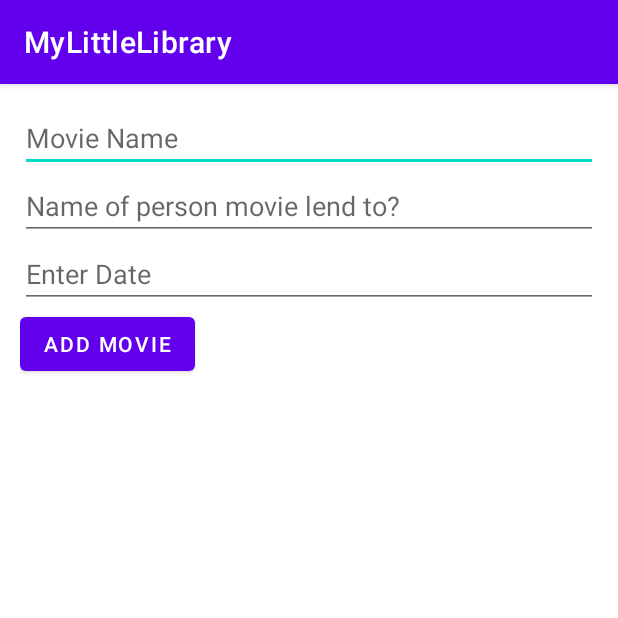
After one commit to brennerdanae/MyLittleLibrary, an Android app: the AddMovieActivity screen opened directly, with no data from a screen before it, on a phone screen of 412 x 824 dp, the top half of it. The commit adds this screen. Run offline under Robolectric (Android 15) with nearby library versions, the phone set to English and light mode, and no system bars; 2 statements that could not run were skipped.

Commit message:
Added Add Movie and Add Dvd Functionality

```diff
--- a/app/src/main/AndroidManifest.xml
+++ b/app/src/main/AndroidManifest.xml
@@ -13,6 +13,12 @@
         android:supportsRtl="true"
         android:theme="@style/Theme.MyLittleLibrary"
         android:usesCleartextTraffic="true">
+        <activity
+            android:name=".ui.activities.AddDvdActivity"
+            android:exported="false" />
+        <activity
+            android:name=".ui.activities.AddMovieActivity"
+            android:exported="false" />
         <activity
             android:name=".ui.activities.AddBookActivity"
             android:exported="false" />
--- a/app/src/main/java/com/example/mylittlelibrary/di/AppComponent.kt
+++ b/app/src/main/java/com/example/mylittlelibrary/di/AppComponent.kt
@@ -3,6 +3,8 @@ package com.example.mylittlelibrary.di
 import com.example.mylittlelibrary.di.modules.ApplicationModule
 import com.example.mylittlelibrary.di.modules.MyLittleLibraryModule
 import com.example.mylittlelibrary.ui.activities.AddBookActivity
+import com.example.mylittlelibrary.ui.activities.AddDvdActivity
+import com.example.mylittlelibrary.ui.activities.AddMovieActivity
 import com.example.mylittlelibrary.ui.activities.ListActivity
 import dagger.Component
 import javax.inject.Singleton
@@ -18,4 +20,8 @@ interface AppComponent {
     fun inject(activity: ListActivity)
 
     fun inject(activity: AddBookActivity)
+
+    fun inject(activity: AddMovieActivity)
+
+    fun inject(activity: AddDvdActivity)
 }
--- /dev/null
+++ b/app/src/main/java/com/example/mylittlelibrary/ui/activities/AddMovieActivity.kt
@@ -0,0 +1,38 @@
+package com.example.mylittlelibrary.ui.activities
+
+import androidx.appcompat.app.AppCompatActivity
+import android.os.Bundle
+import androidx.activity.viewModels
+import androidx.lifecycle.Observer
+import com.example.mylittlelibrary.MyLittleLibraryApplication
+import com.example.mylittlelibrary.data.Movie
+import com.example.mylittlelibrary.databinding.ActivityAddMovieBinding
+import com.example.mylittlelibrary.ui.viewModel.BookViewModel
+
+class AddMovieActivity : AppCompatActivity() {
+    private lateinit var binding: ActivityAddMovieBinding
+    private val addMovieViewModel: BookViewModel by viewModels()
+
+    override fun onCreate(savedInstanceState: Bundle?) {
+        (application as MyLittleLibraryApplication).appComponent.inject(this)
+        super.onCreate(savedInstanceState)
+        binding = ActivityAddMovieBinding.inflate(layoutInflater)
+        setContentView(binding.root)
+
+        binding.btnMovieSubmit.setOnClickListener {
+            val movie = Movie(
+                id = Math.random().toInt(),
+                name = binding.editTextMovie.text.toString(),
+                lendTo = binding.editTextMovieLendTo.text.toString(),
+                date = binding.editTextMovieDate.text.toString()
+            )
+            addMovieViewModel.addMovie(movie)
+        }
+        addMovieViewModel.myResponse.observe(this, Observer {
+            if (it) {
+                addMovieViewModel.fetchMovies()
+                onBackPressed()
+            }
+        })
+    }
+}
--- /dev/null
+++ b/app/src/main/res/layout/activity_add_movie.xml
@@ -0,0 +1,45 @@
+<?xml version="1.0" encoding="utf-8"?>
+<androidx.constraintlayout.widget.ConstraintLayout xmlns:android="http://schemas.android.com/apk/res/android"
+    xmlns:app="http://schemas.android.com/apk/res-auto"
+    xmlns:tools="http://schemas.android.com/tools"
+    android:layout_width="match_parent"
+    android:layout_height="match_parent"
+    tools:context=".ui.activities.AddMovieActivity">
+
+    <LinearLayout
+        android:layout_width="match_parent"
+        android:layout_height="match_parent"
+        android:orientation="vertical"
+        android:padding="13dp"
+        app:layout_constraintBottom_toBottomOf="parent"
+        app:layout_constraintLeft_toLeftOf="parent"
+        app:layout_constraintRight_toRightOf="parent"
+        app:layout_constraintTop_toTopOf="parent">
+
+        <EditText
+            android:id="@+id/editTextMovie"
+            android:layout_width="match_parent"
+            android:layout_height="wrap_content"
+            android:hint="Movie Name" />
+
+        <EditText
+            android:id="@+id/editTextMovieLendTo"
+            android:layout_width="match_parent"
+            android:layout_height="wrap_content"
+            android:hint="Name of person movie lend to?" />
+
+        <EditText
+            android:id="@+id/editTextMovieDate"
+            android:layout_width="match_parent"
+            android:layout_height="wrap_content"
+            android:hint="Enter Date" />
+
+        <Button
+            android:id="@+id/btnMovieSubmit"
+            android:layout_width="wrap_content"
+            android:layout_height="wrap_content"
+            android:text="Add Movie" />
+
+    </LinearLayout>
+
+</androidx.constraintlayout.widget.ConstraintLayout>
```
Also changed, not shown: app/src/main/java/com/example/mylittlelibrary/ui/activities/AddDvdActivity.kt (added, +37 -0 lines), app/src/main/java/com/example/mylittlelibrary/ui/activities/ListActivity.kt (+6 -1 lines), app/src/main/res/layout/activity_add_dvd.xml (added, +45 -0 lines).
